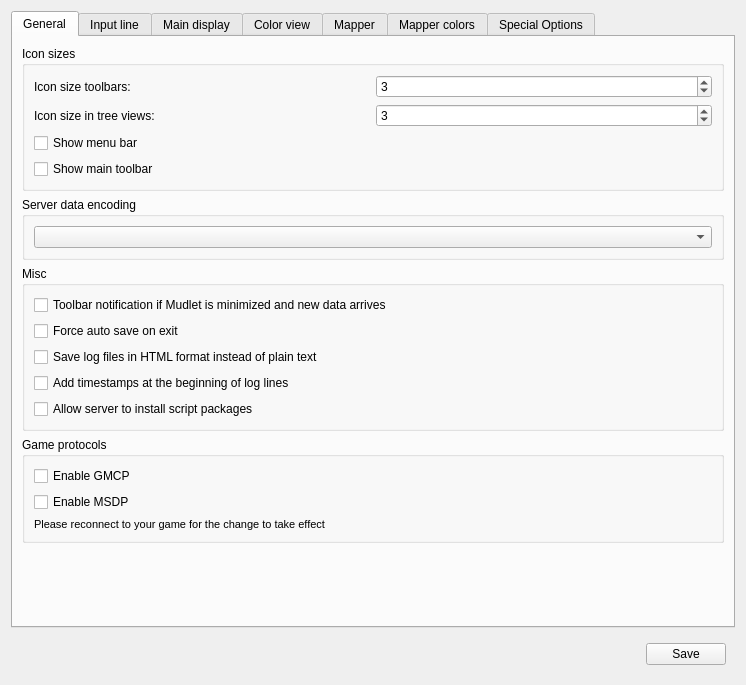
Qt form src/ui/profile_preferences.ui (Mudlet/Mudlet) before a commit.
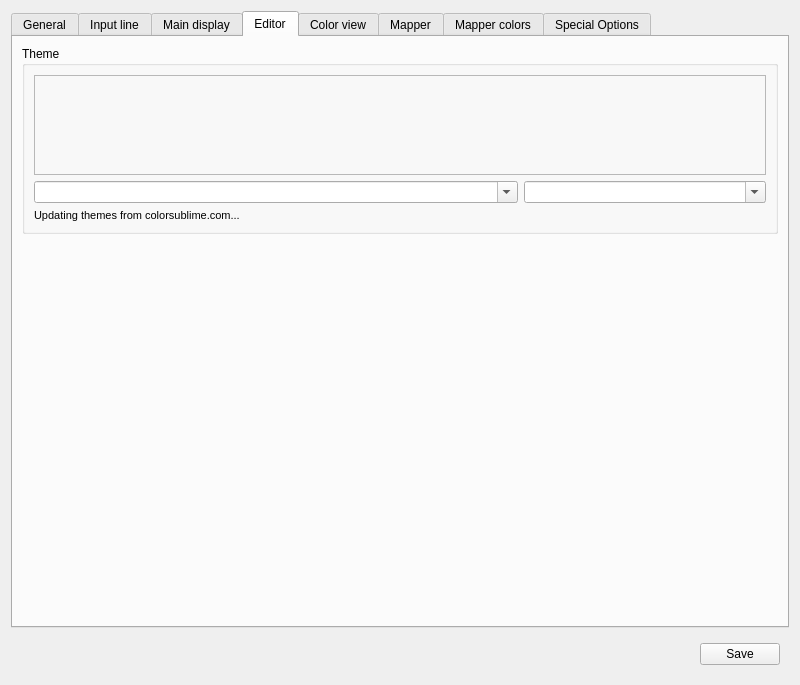
The same form after that commit. The open tabs and pages were chosen to show the change. Icons and pictures are not drawn. Custom widgets are drawn as their Qt base class.

Commit message: Add theme switching to code editor (#1095)

Diff of the .ui file:
```diff
--- a/src/ui/profile_preferences.ui
+++ b/src/ui/profile_preferences.ui
@@ -6,7 +6,7 @@
    <rect>
     <x>0</x>
     <y>0</y>
-    <width>742</width>
+    <width>800</width>
     <height>685</height>
    </rect>
   </property>
@@ -930,6 +930,107 @@
        </item>
       </layout>
      </widget>
+     <widget class="QWidget" name="code_editor_tab">
+      <attribute name="title">
+       <string>Editor</string>
+      </attribute>
+      <layout class="QGridLayout" name="gridLayout_26">
+       <item row="0" column="0">
+        <widget class="QGroupBox" name="code_editor_theme_selection_groupbox">
+         <property name="title">
+          <string>Theme</string>
+         </property>
+         <layout class="QGridLayout" name="gridLayout_25">
+          <item row="0" column="0">
+           <widget class="QFrame" name="frame_3">
+            <property name="minimumSize">
+             <size>
+              <width>500</width>
+              <height>100</height>
+             </size>
+            </property>
+            <property name="frameShape">
+             <enum>QFrame::StyledPanel</enum>
+            </property>
+            <property name="frameShadow">
+             <enum>QFrame::Raised</enum>
+            </property>
+            <layout class="QGridLayout" name="gridLayout_27">
+             <property name="leftMargin">
+              <number>0</number>
+             </property>
+             <property name="topMargin">
+              <number>0</number>
+             </property>
+             <property name="rightMargin">
+              <number>0</number>
+             </property>
+             <property name="bottomMargin">
+              <number>0</number>
+             </property>
+             <property name="spacing">
+              <number>0</number>
+             </property>
+             <item row="0" column="0">
+              <widget class="edbee::TextEditorWidget" name="edbeePreviewWidget" native="true">
+               <property name="font">
+                <font>
+                 <family>Bitstream Vera Sans Mono</family>
+                </font>
+               </property>
+              </widget>
+             </item>
+            </layout>
+           </widget>
+          </item>
+          <item row="1" column="0">
+           <layout class="QHBoxLayout" name="horizontalLayout_8" stretch="2,1">
+            <item>
+             <widget class="QComboBox" name="code_editor_theme_selection_combobox">
+              <property name="editable">
+               <bool>true</bool>
+              </property>
+             </widget>
+            </item>
+            <item>
+             <widget class="QComboBox" name="script_preview_combobox">
+              <property name="editable">
+               <bool>true</bool>
+              </property>
+             </widget>
+            </item>
+           </layout>
+          </item>
+          <item row="2" column="0">
+           <widget class="QLabel" name="theme_download_label">
+            <property name="font">
+             <font>
+              <pointsize>8</pointsize>
+             </font>
+            </property>
+            <property name="text">
+             <string>Updating themes from colorsublime.com...</string>
+            </property>
+           </widget>
+          </item>
+         </layout>
+        </widget>
+       </item>
+       <item row="1" column="0">
+        <spacer name="verticalSpacer_5">
+         <property name="orientation">
+          <enum>Qt::Vertical</enum>
+         </property>
+         <property name="sizeHint" stdset="0">
+          <size>
+           <width>20</width>
+           <height>40</height>
+          </size>
+         </property>
+        </spacer>
+       </item>
+      </layout>
+     </widget>
      <widget class="QWidget" name="color_view_tab">
       <attribute name="title">
        <string>Color view</string>
@@ -2292,6 +2393,14 @@
    </item>
   </layout>
  </widget>
+ <customwidgets>
+  <customwidget>
+   <class>edbee::TextEditorWidget</class>
+   <extends>QWidget</extends>
+   <header location="global">edbee/texteditorwidget.h</header>
+   <container>1</container>
+  </customwidget>
+ </customwidgets>
  <tabstops>
   <tabstop>show_sent_text_checkbox</tabstop>
   <tabstop>command_separator_lineedit</tabstop>
```
The commit also changes 13 other files.
